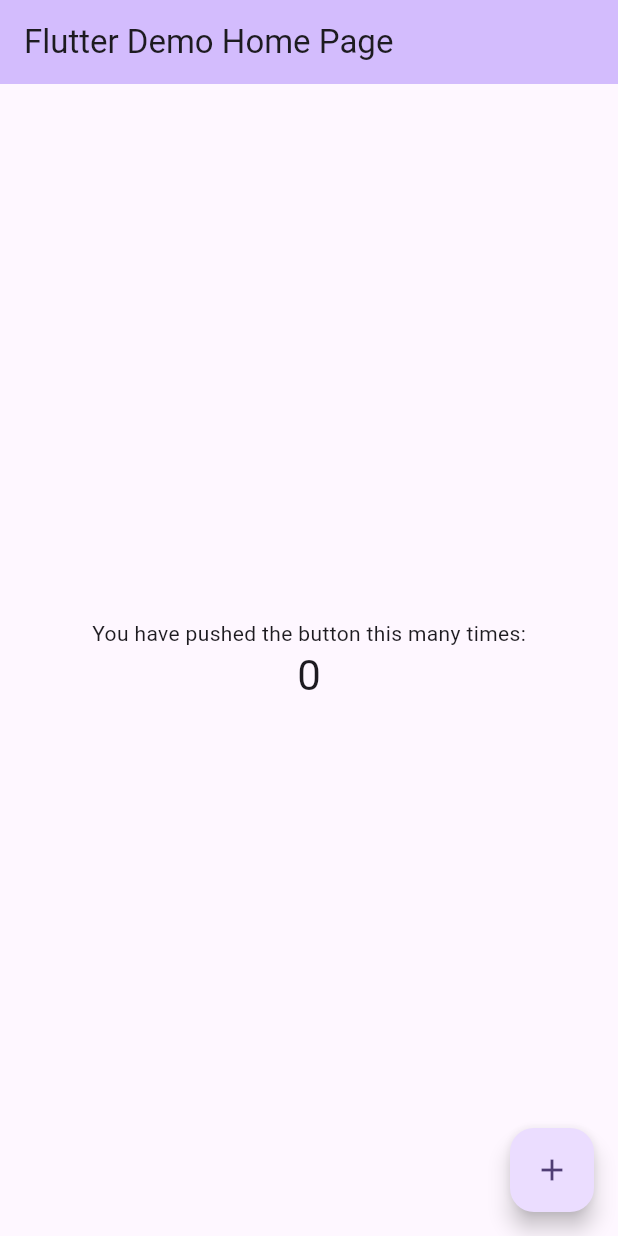
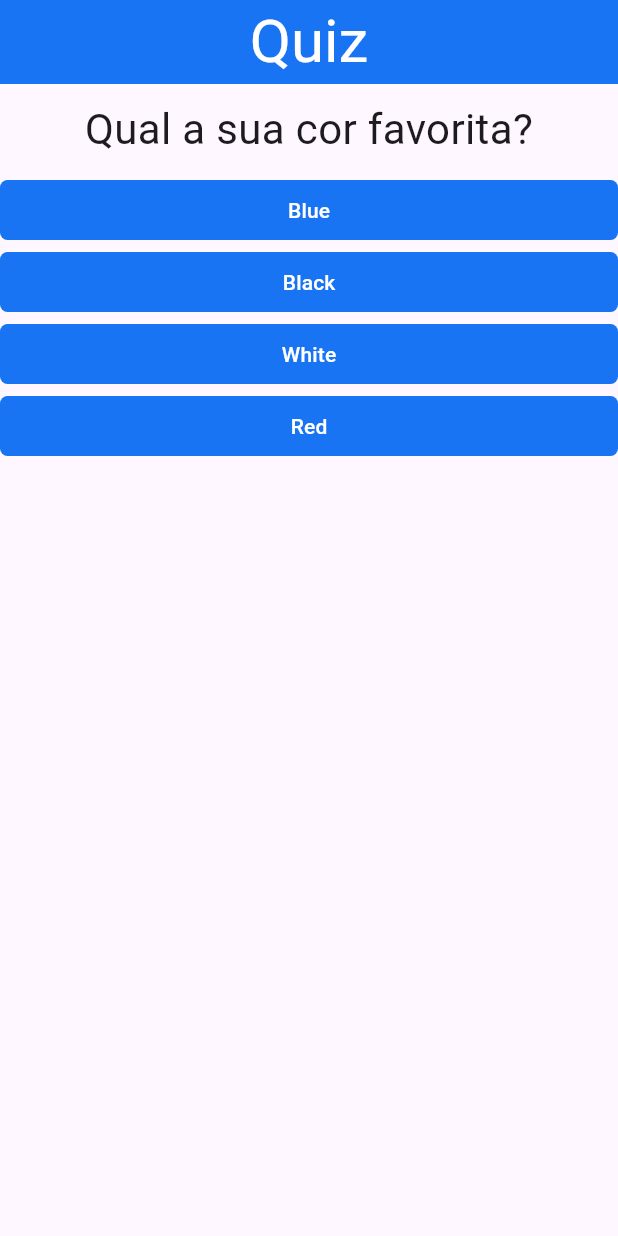
Before and after one commit to robzerbo/quiz_project, a Flutter app: the screen it shows after launch, on a phone screen of 412 x 824 dp. Run offline on Flutter 3.47's test engine with Material 3 defaults, Android fonts, the phone set to English and light mode, and no system bars.

Commit message:
add quiz

```diff
--- /dev/null
+++ b/lib/answer.dart
@@ -0,0 +1,26 @@
+import 'package:flutter/material.dart';
+
+class Answer extends StatelessWidget{
+  final String tittle;
+  final void Function() onPressed;
+
+  const Answer({super.key, required this.onPressed, required this.tittle});
+
+  @override
+  Widget build(BuildContext context) {
+    return Container(
+      width: double.infinity,
+      child: FilledButton(
+        style: FilledButton.styleFrom(
+          backgroundColor: Color.fromARGB(255, 25, 116, 244),
+          shape: RoundedRectangleBorder(
+            borderRadius: BorderRadiusGeometry.circular(5)
+          ),
+        ),
+        onPressed: onPressed,
+        child: Text(tittle)
+        )
+      );
+  }
+
+}
--- a/lib/main.dart
+++ b/lib/main.dart
@@ -1,122 +1,83 @@
 import 'package:flutter/material.dart';
+import 'package:quiz_project/quiz.dart';
+import 'package:quiz_project/result.dart';
 
-void main() {
-  runApp(const MyApp());
-}
+main() => runApp(QuizApp());
 
-class MyApp extends StatelessWidget {
-  const MyApp({super.key});
+class _QuizAppState extends State<QuizApp>{
+  int _selectedQuestion = 0;
+  int _finalScore = 0;
 
-  // This widget is the root of your application.
+  final List<Map<String, dynamic>> _questions = [
+      {
+        "question" : "Qual a sua cor favorita?",
+        "answer" : [
+          {"option" : "Blue", "score" : 10},
+          {"option" : "Black", "score" : 20},
+          {"option" : "White", "score" : 30},
+          {"option" : "Red", "score" : 40}
+        ]
+      },
+      {
+        "question" : "Qual o seu animal favorito?",
+        "answer" : [
+          {"option" : "Dog", "score" : 10},
+          {"option" : "Cat", "score" : 20},
+          {"option" : "Cow", "score" : 30},
+          {"option" : "Armadillo", "score" : 40}
+        ]
+      }];
+
+  void _onAnswer(int score){
+    setState(() {
+      if(hasMoreQuestions){
+        _selectedQuestion++;
+        _finalScore += score;
+      }
+    });
+  }
+
+  void _rebootQuiz(){
+    setState(() {
+      _selectedQuestion = 0;
+      _finalScore = 0;
+    });
+  }
+
+  bool get hasMoreQuestions{
+    return _selectedQuestion < _questions.length;
+  }
+
   @override
-  Widget build(BuildContext context) {
+  Widget build(BuildContext context){
+
     return MaterialApp(
-      title: 'Flutter Demo',
-      theme: ThemeData(
-        // This is the theme of your application.
-        //
-        // TRY THIS: Try running your application with "flutter run". You'll see
-        // the application has a purple toolbar. Then, without quitting the app,
-        // try changing the seedColor in the colorScheme below to Colors.green
-        // and then invoke "hot reload" (save your changes or press the "hot
-        // reload" button in a Flutter-supported IDE, or press "r" if you used
-        // the command line to start the app).
-        //
-        // Notice that the counter didn't reset back to zero; the application
-        // state is not lost during the reload. To reset the state, use hot
-        // restart instead.
-        //
-        // This works for code too, not just values: Most code changes can be
-        // tested with just a hot reload.
-        colorScheme: .fromSeed(seedColor: Colors.deepPurple),
-      ),
-      home: const MyHomePage(title: 'Flutter Demo Home Page'),
+      home: Scaffold(
+        appBar: AppBar(
+          title: Text("Quiz"),
+          centerTitle: true,
+          backgroundColor: Color.fromARGB(255, 25, 116, 244),
+          titleTextStyle: TextStyle(fontSize: 40),
+        ),
+        body: hasMoreQuestions
+        ? Quiz(
+          questions: _questions,
+          selectedQuestion: _selectedQuestion,
+          onAnswer: _onAnswer,
+          hasMoreQuestions: hasMoreQuestions
+          )
+        : Result(finalScore: _finalScore, rebootQuiz: _rebootQuiz)
+      )
     );
+
   }
 }
 
-class MyHomePage extends StatefulWidget {
-  const MyHomePage({super.key, required this.title});
 
-  // This widget is the home page of your application. It is stateful, meaning
-  // that it has a State object (defined below) that contains fields that affect
-  // how it looks.
-
-  // This class is the configuration for the state. It holds the values (in this
-  // case the title) provided by the parent (in this case the App widget) and
-  // used by the build method of the State. Fields in a Widget subclass are
-  // always marked "final".
-
-  final String title;
+class QuizApp extends StatefulWidget{
 
   @override
-  State<MyHomePage> createState() => _MyHomePageState();
-}
-
-class _MyHomePageState extends State<MyHomePage> {
-  int _counter = 0;
-
-  void _incrementCounter() {
-    setState(() {
-      // This call to setState tells the Flutter framework that something has
-      // changed in this State, which causes it to rerun the build method below
-      // so that the display can reflect the updated values. If we changed
-      // _counter without calling setState(), then the build method would not be
-      // called again, and so nothing would appear to happen.
-      _counter++;
-    });
-  }
-
-  @override
-  Widget build(BuildContext context) {
-    // This method is rerun every time setState is called, for instance as done
-    // by the _incrementCounter method above.
-    //
-    // The Flutter framework has been optimized to make rerunning build methods
-    // fast, so that you can just rebuild anything that needs updating rather
-    // than having to individually change instances of widgets.
-    return Scaffold(
-      appBar: AppBar(
-        // TRY THIS: Try changing the color here to a specific color (to
-        // Colors.amber, perhaps?) and trigger a hot reload to see the AppBar
-        // change color while the other colors stay the same.
-        backgroundColor: Theme.of(context).colorScheme.inversePrimary,
-        // Here we take the value from the MyHomePage object that was created by
-        // the App.build method, and use it to set our appbar title.
-        title: Text(widget.title),
-      ),
-      body: Center(
-        // Center is a layout widget. It takes a single child and positions it
-        // in the middle of the parent.
-        child: Column(
-          // Column is also a layout widget. It takes a list of children and
-          // arranges them vertically. By default, it sizes itself to fit its
-          // children horizontally, and tries to be as tall as its parent.
-          //
-          // Column has various properties to control how it sizes itself and
-          // how it positions its children. Here we use mainAxisAlignment to
-          // center the children vertically; the main axis here is the vertical
-          // axis because Columns are vertical (the cross axis would be
-          // horizontal).
-          //
-          // TRY THIS: Invoke "debug painting" (choose the "Toggle Debug Paint"
-          // action in the IDE, or press "p" in the console), to see the
-          // wireframe for each widget.
-          mainAxisAlignment: .center,
-          children: [
-            const Text('You have pushed the button this many times:'),
-            Text(
-              '$_counter',
-              style: Theme.of(context).textTheme.headlineMedium,
-            ),
-          ],
-        ),
-      ),
-      floatingActionButton: FloatingActionButton(
-        onPressed: _incrementCounter,
-        tooltip: 'Increment',
-        child: const Icon(Icons.add),
-      ),
-    );
+  State<StatefulWidget> createState() {
+    return _QuizAppState();
   }
 }
--- /dev/null
+++ b/lib/question.dart
@@ -0,0 +1,20 @@
+import 'package:flutter/material.dart';
+
+class Question extends StatelessWidget {
+  final String tittle;
+
+  const Question({super.key, required this.tittle});
+
+  @override
+  Widget build(BuildContext context) {
+    return Container(
+      width: double.infinity,
+      margin: EdgeInsets.all(10),
+      child: Text(
+        tittle,
+        style: TextStyle(fontSize: 28),
+        textAlign: TextAlign.center,
+      ),
+    );
+  }
+}
--- /dev/null
+++ b/lib/quiz.dart
@@ -0,0 +1,39 @@
+import 'package:flutter/cupertino.dart';
+import 'package:quiz_project/answer.dart';
+import 'package:quiz_project/question.dart';
+
+
+class Quiz extends StatelessWidget{
+
+  final List<Map<String, dynamic>> questions;
+  final int selectedQuestion;
+  final void Function(int) onAnswer;
+  final bool hasMoreQuestions;
+
+  const Quiz(
+    {
+      super.key,
+      required this.questions,
+      required this.selectedQuestion,
+      required this.onAnswer,
+      required this.hasMoreQuestions
+    }
+  );
+
+  @override
+  Widget build(BuildContext context) {
+
+    List<Map<String, dynamic>> answers = hasMoreQuestions ? questions[selectedQuestion]["answer"] : [];
+      List<Widget> widgets = answers
+        .map((ans) => Answer(tittle: ans['option'], onPressed: () => onAnswer(ans['score'])))
+        .toList();
+
+    return Column(
+          children: <Widget>[
+            Question(tittle: questions[selectedQuestion]["question"]),
+            ...widgets
+          ],
+          );
+  }
+
+}
--- /dev/null
+++ b/lib/result.dart
@@ -0,0 +1,32 @@
+import 'package:flutter/material.dart';
+
+class Result extends StatelessWidget {
+  final int finalScore;
+  final void Function() rebootQuiz;
+
+  const Result({super.key, required this.finalScore, required this.rebootQuiz});
+
+  String get resultPhrase{
+    if(finalScore >= 40){
+      return "Você é fera!";
+    }
+    return "Vishe, sabe de nada!";
+  }
+
+  @override
+  Widget build(BuildContext context) {
+    return Column(
+      mainAxisAlignment: MainAxisAlignment.center,
+      children: <Widget>[
+        Center(
+          child: Text(
+            resultPhrase,
+            style: TextStyle(fontSize: 30),
+            textAlign: TextAlign.center,
+          ),
+        ),
+        FilledButton(onPressed: rebootQuiz, child: Text("Reiniciar"))
+      ],
+    );
+  }
+}
```
